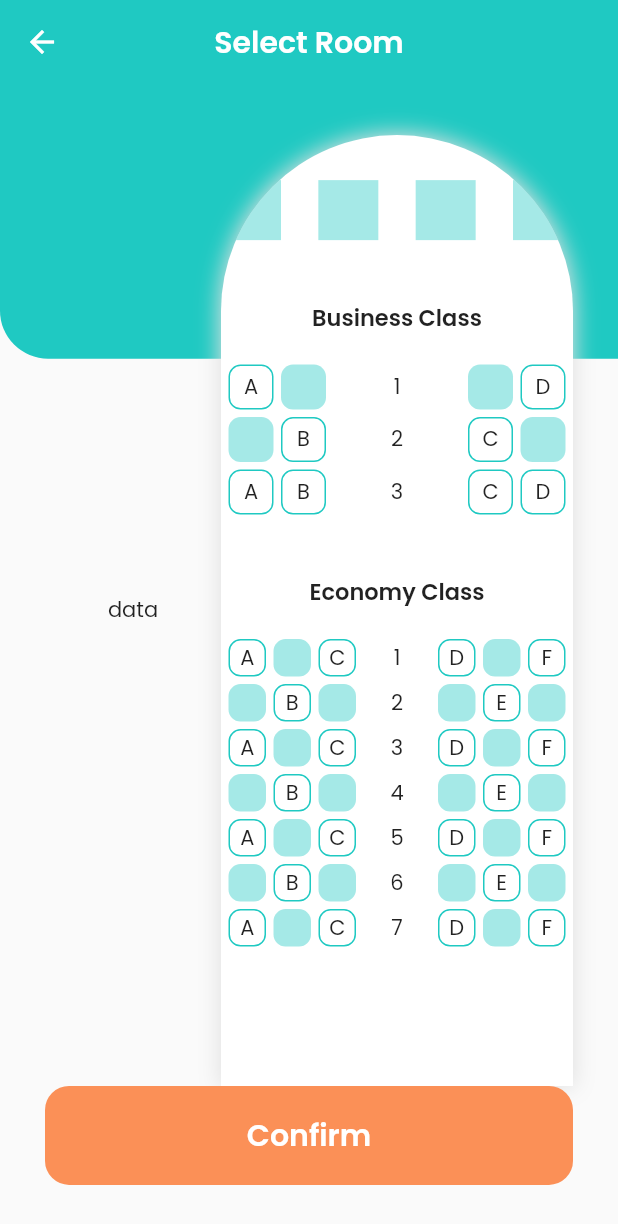
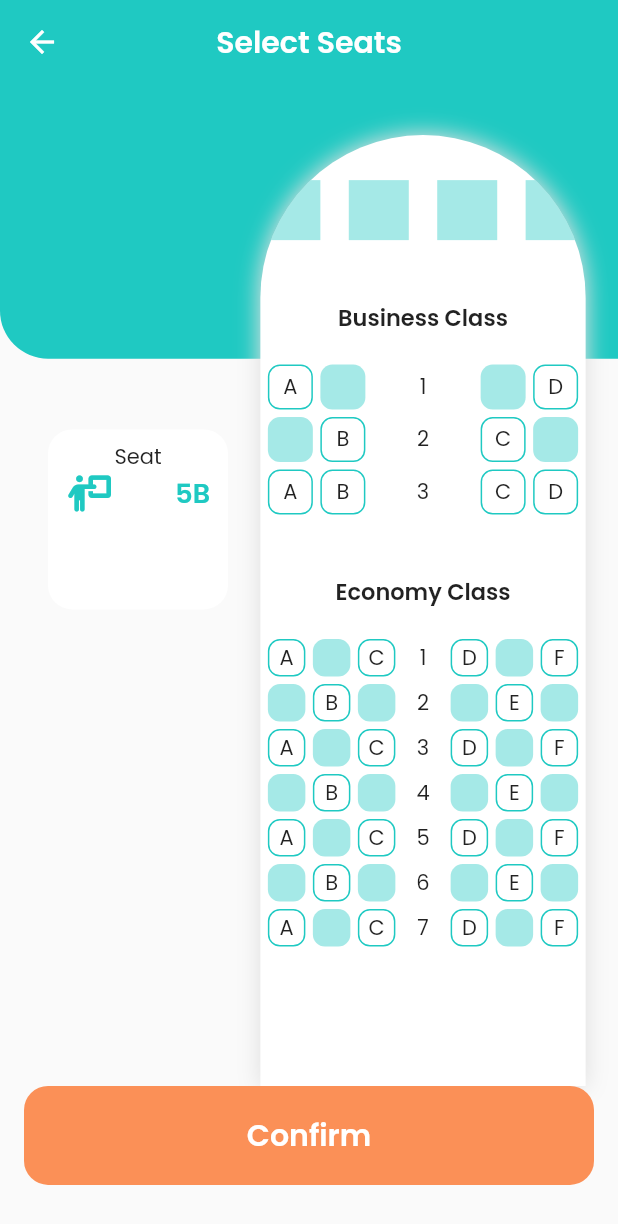
Before and after one commit to mostafaramadanhamed/travel_booking, a Flutter app: the SeatsView screen opened directly, on a phone screen of 412 x 824 dp. Shown: the top 1224 px of the screen. Run offline on Flutter 3.47's test engine with Material 2 defaults, Android fonts, the phone set to English and light mode, and no system bars; our stand-ins replace font_awesome_flutter, google_fonts.

Commit message:
add row seats view to seats view

```diff
--- a/lib/features/booking/presentation/views/seats_view.dart
+++ b/lib/features/booking/presentation/views/seats_view.dart
@@ -1,4 +1,5 @@
 import 'package:flutter/material.dart';
+import 'package:font_awesome_flutter/font_awesome_flutter.dart';
 import 'package:travel_booking/core/utils/app_color.dart';
 import 'package:travel_booking/features/login/presentation/views/widgets/login_button.dart';
 import '../../../hotels/presentation/views/widgets/hotel_view_body.dart';
@@ -13,7 +14,7 @@ class SeatsView extends StatelessWidget {
       appBar: AppBar(
         backgroundColor: AppColor.kPrimaryColor,
         elevation: 0,
-        title:  const Text('Select Room',style:TextStyle(
+        title:  const Text('Select Seats',style:TextStyle(
           color: Colors.white,
           fontWeight: FontWeight.w600,
           fontSize: 20,
@@ -25,22 +26,46 @@ class SeatsView extends StatelessWidget {
           // Container as a background for ListView
           TopContainer(size: size),
           Padding(
-            padding: const EdgeInsets.symmetric(horizontal: 30.0),
+            padding: const EdgeInsets.symmetric(horizontal: 16.0),
             child: Column(
               mainAxisAlignment: MainAxisAlignment.center,
               children: [
                 Row(
+                  crossAxisAlignment: CrossAxisAlignment.start,
                   children: [
-                    const Expanded(
+                     Expanded(
                       flex: 4,
                       child: Column(
+                        mainAxisAlignment: MainAxisAlignment.start,
                         children: [
-                          Text('data')
+                          SizedBox(height: size.height/4.2,),
+                          Container(
+                            width: 120,
+                            height: 120,
+                            padding: EdgeInsets.symmetric(horizontal: 12,vertical: 8),
+                            decoration: BoxDecoration(
+                              color: Colors.white,
+                              borderRadius: BorderRadius.circular(16)
+                            ),
+                            child: Column(
+                              children: [
+                                Text('Seat'),
+                                Row(
+                                  children: [
+                                    Icon(FontAwesomeIcons.personChalkboard,color:AppColor.kPrimaryColor,),
+                                    Spacer(),
+                                    Text('5B',style: TextStyle(fontSize: 18,fontWeight: FontWeight.w600,color: AppColor.kPrimaryColor),)
+                                  ],
+                                ),
+
+                              ],
+                            ),
+                          ),
                         ],
                       ),
                     ),
                     Expanded(
-                      flex: 8,
+                      flex: 6,
                       child: Column(
                         mainAxisAlignment: MainAxisAlignment.end,
                         children: [
@@ -72,9 +97,10 @@ class PlaneShape extends StatelessWidget {
   Widget build(BuildContext context) {
     return Container(
       height: size.height/1.3,
-      width:size.width/1.7,
+      width:size.width/1.9,
       clipBehavior: Clip.antiAliasWithSaveLayer,
       padding: const EdgeInsets.only(top: 30,),
+      margin: EdgeInsets.zero,
       decoration:  BoxDecoration(
           color: Colors.white,
           borderRadius: const BorderRadius.only(
--- a/lib/features/hotels/presentation/views/widgets/hotel_view_body.dart
+++ b/lib/features/hotels/presentation/views/widgets/hotel_view_body.dart
@@ -131,6 +131,7 @@ class TopContainer extends StatelessWidget {
   const TopContainer({
     super.key,
     required this.size,
+
   });
 
   final Size size;
```
